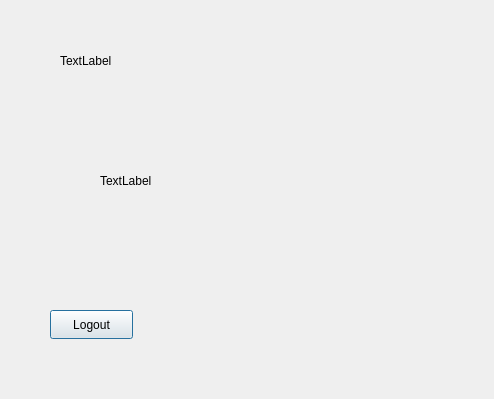
The window that CinemaProject/welcomewindow.ui (YoussefMarouf/Qt-Assignments) describes before a commit, drawn with Qt 5.
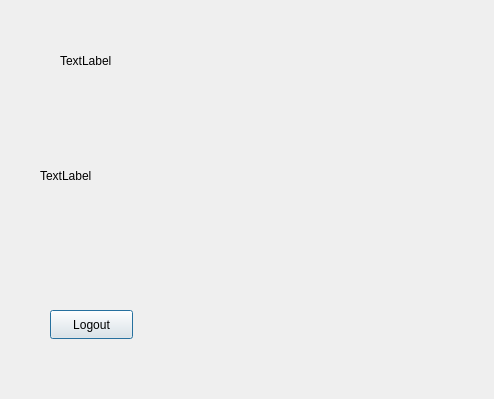
The same window after the commit.

What changed in the file:
```diff
--- a/CinemaProject/welcomewindow.ui
+++ b/CinemaProject/welcomewindow.ui
@@ -29,10 +29,10 @@
   <widget class="QLabel" name="label_image">
    <property name="geometry">
     <rect>
-     <x>100</x>
-     <y>110</y>
-     <width>211</width>
-     <height>141</height>
+     <x>40</x>
+     <y>70</y>
+     <width>441</width>
+     <height>211</height>
     </rect>
    </property>
    <property name="text">
```
